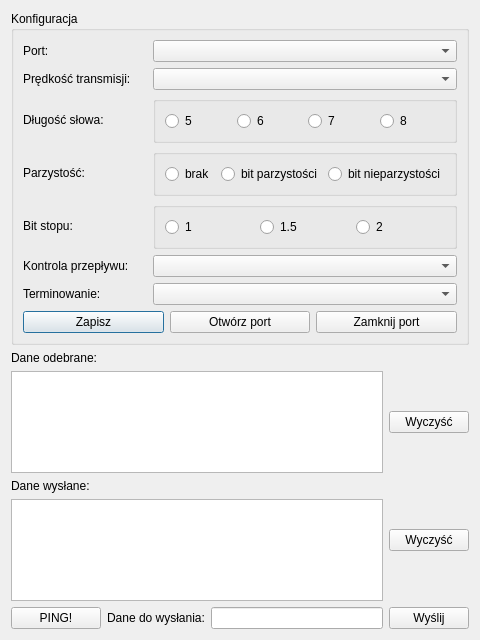
Above: ui/iwsk.ui from bzyx/IwSK-RS232 before the change. Below: the same form after it.
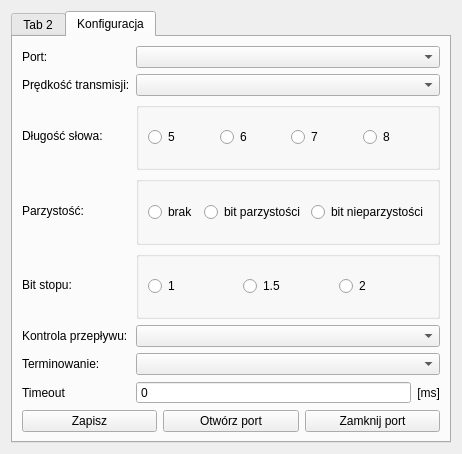
That is the form after the change.

Patch:
```diff
--- a/ui/iwsk.ui
+++ b/ui/iwsk.ui
@@ -6,8 +6,8 @@
    <rect>
     <x>0</x>
     <y>0</y>
-    <width>480</width>
-    <height>640</height>
+    <width>436</width>
+    <height>454</height>
    </rect>
   </property>
   <property name="contextMenuPolicy">
@@ -16,16 +16,95 @@
   <property name="windowTitle">
    <string>IwSK RS-232</string>
   </property>
-  <layout class="QVBoxLayout" name="verticalLayout">
-   <item>
-    <widget class="QGroupBox" name="groupBox">
-     <property name="title">
+  <layout class="QGridLayout" name="gridLayout_2">
+   <item row="0" column="0">
+    <widget class="QTabWidget" name="tabWidget">
+     <property name="currentIndex">
+      <number>1</number>
+     </property>
+     <widget class="QWidget" name="tab_2">
+      <attribute name="title">
+       <string>Tab 2</string>
+      </attribute>
+      <layout class="QGridLayout" name="gridLayout_4">
+       <item row="0" column="0">
+        <widget class="QLabel" name="label_8">
+         <property name="text">
+          <string>Dane odebrane: </string>
+         </property>
+         <property name="buddy">
+          <cstring>o_recived_plainTextEdit</cstring>
+         </property>
+        </widget>
+       </item>
+       <item row="1" column="0" colspan="3">
+        <widget class="QPlainTextEdit" name="o_recived_plainTextEdit">
+         <property name="enabled">
+          <bool>true</bool>
+         </property>
+         <property name="plainText">
+          <string/>
+         </property>
+        </widget>
+       </item>
+       <item row="2" column="0">
+        <widget class="QLabel" name="label_9">
+         <property name="text">
+          <string>Dane wysłane:</string>
+         </property>
+         <property name="buddy">
+          <cstring>o_send_plainTextEdit</cstring>
+         </property>
+        </widget>
+       </item>
+       <item row="3" column="0" colspan="3">
+        <widget class="QPlainTextEdit" name="o_send_plainTextEdit"/>
+       </item>
+       <item row="4" column="0">
+        <widget class="QPushButton" name="btn_pingFunction">
+         <property name="text">
+          <string>PING!</string>
+         </property>
+        </widget>
+       </item>
+       <item row="4" column="1">
+        <widget class="QLabel" name="label_10">
+         <property name="text">
+          <string>Dane do wysłania:</string>
+         </property>
+        </widget>
+       </item>
+       <item row="4" column="2">
+        <widget class="QLineEdit" name="lineEdit"/>
+       </item>
+       <item row="4" column="3">
+        <widget class="QPushButton" name="btn_send">
+         <property name="text">
+          <string>Wyślij</string>
+         </property>
+        </widget>
+       </item>
+       <item row="3" column="3">
+        <widget class="QPushButton" name="btn_clear_send">
+         <property name="text">
+          <string>Wyczyść</string>
+         </property>
+        </widget>
+       </item>
+       <item row="1" column="3">
+        <widget class="QPushButton" name="btn_clear_recived">
+         <property name="text">
+          <string>Wyczyść</string>
+         </property>
+        </widget>
+       </item>
+      </layout>
+     </widget>
+     <widget class="QWidget" name="tab">
+      <attribute name="title">
       <string>Konfiguracja</string>
-     </property>
-     <layout class="QGridLayout" name="gridLayout">
-      <item row="1" column="2">
-       <widget class="QComboBox" name="i_baudRate_comboBox"/>
-      </item>
+      </attribute>
+      <layout class="QGridLayout" name="gridLayout_3">
       <item row="0" column="0">
        <widget class="QLabel" name="label">
         <property name="text">
@@ -36,53 +115,8 @@
         </property>
        </widget>
       </item>
-      <item row="7" column="0" colspan="3">
-       <layout class="QHBoxLayout" name="horizontalLayout_4">
-        <item>
-         <widget class="QPushButton" name="btn_save">
-          <property name="text">
-           <string>Zapisz</string>
-          </property>
-         </widget>
-        </item>
-        <item>
-         <widget class="QPushButton" name="btn_open">
-          <property name="text">
-           <string>Otwórz port</string>
-          </property>
-         </widget>
-        </item>
-        <item>
-         <widget class="QPushButton" name="btn_close">
-          <property name="text">
-           <string>Zamknij port</string>
-          </property>
-         </widget>
-        </item>
-       </layout>
-      </item>
-      <item row="4" column="0">
-       <widget class="QLabel" name="label_5">
-        <property name="text">
-         <string>Bit stopu:</string>
-        </property>
-        <property name="buddy">
-         <cstring>i_stopBit1_radio</cstring>
-        </property>
-       </widget>
-      </item>
-      <item row="5" column="2">
-       <widget class="QComboBox" name="i_protocol_comboBox"/>
-      </item>
-      <item row="2" column="0">
-       <widget class="QLabel" name="label_3">
-        <property name="text">
-         <string>Długość słowa:</string>
-        </property>
-        <property name="buddy">
-         <cstring>i_word_5bits_radio</cstring>
-        </property>
-       </widget>
+       <item row="0" column="1" colspan="2">
+        <widget class="QComboBox" name="i_portName_comboBox"/>
       </item>
       <item row="1" column="0">
        <widget class="QLabel" name="label_2">
@@ -94,43 +128,20 @@
         </property>
        </widget>
       </item>
-      <item row="5" column="0">
-       <widget class="QLabel" name="label_6">
-        <property name="text">
-         <string>Kontrola przepływu:</string>
-        </property>
-        <property name="buddy">
-         <cstring>i_protocol_comboBox</cstring>
-        </property>
-       </widget>
-      </item>
-      <item row="6" column="2">
-       <widget class="QComboBox" name="i_terminator_comboBox"/>
-      </item>
-      <item row="6" column="0">
-       <widget class="QLabel" name="label_7">
+       <item row="1" column="1" colspan="2">
+        <widget class="QComboBox" name="i_baudRate_comboBox"/>
+       </item>
+       <item row="2" column="0">
+        <widget class="QLabel" name="label_3">
         <property name="text">
-         <string>Terminowanie:</string>
+          <string>Długość słowa:</string>
         </property>
         <property name="buddy">
          <cstring>i_terminator_comboBox</cstring>
         </property>
        </widget>
       </item>
-      <item row="3" column="0">
-       <widget class="QLabel" name="label_4">
-        <property name="text">
-         <string>Parzystość:</string>
-        </property>
-        <property name="buddy">
-         <cstring>i_parityNone_radio</cstring>
-        </property>
-       </widget>
-      </item>
-      <item row="0" column="2">
-       <widget class="QComboBox" name="i_portName_comboBox"/>
-      </item>
-      <item row="2" column="2">
+       <item row="2" column="1" colspan="2">
        <widget class="QGroupBox" name="groupBox_2">
         <property name="title">
          <string/>
@@ -177,7 +188,17 @@
         </layout>
        </widget>
       </item>
-      <item row="3" column="2">
+       <item row="3" column="0">
+        <widget class="QLabel" name="label_4">
+         <property name="text">
+          <string>Parzystość:</string>
+         </property>
+         <property name="buddy">
+          <cstring>i_parityNone_radio</cstring>
+         </property>
+        </widget>
+       </item>
+       <item row="3" column="1" colspan="2">
        <widget class="QGroupBox" name="groupBox_3">
         <property name="title">
          <string/>
@@ -211,7 +232,17 @@
         </layout>
        </widget>
       </item>
-      <item row="4" column="2">
+       <item row="4" column="0">
+        <widget class="QLabel" name="label_5">
+         <property name="text">
+          <string>Bit stopu:</string>
+         </property>
+         <property name="buddy">
+          <cstring>i_stopBit1_radio</cstring>
+         </property>
+        </widget>
+       </item>
+       <item row="4" column="1" colspan="2">
        <widget class="QGroupBox" name="groupBox_4">
         <property name="title">
          <string/>
@@ -245,83 +276,105 @@
         </layout>
        </widget>
       </item>
-     </layout>
-    </widget>
-   </item>
-   <item>
-    <layout class="QGridLayout" name="gridLayout_2">
-     <item row="4" column="2">
-      <widget class="QLineEdit" name="lineEdit"/>
-     </item>
-     <item row="4" column="1">
-      <widget class="QLabel" name="label_10">
+       <item row="5" column="0">
+        <widget class="QLabel" name="label_6">
+         <property name="text">
+          <string>Kontrola przepływu:</string>
+         </property>
+         <property name="buddy">
+          <cstring>i_protocol_comboBox</cstring>
+         </property>
+        </widget>
+       </item>
+       <item row="5" column="1" colspan="2">
+        <widget class="QComboBox" name="i_protocol_comboBox"/>
+       </item>
+       <item row="6" column="1" colspan="2">
+        <widget class="QComboBox" name="i_terminator_comboBox"/>
+       </item>
+       <item row="8" column="0" colspan="3">
+        <layout class="QHBoxLayout" name="horizontalLayout_4">
+         <item>
+          <widget class="QPushButton" name="btn_save">
+           <property name="text">
+            <string>Zapisz</string>
+           </property>
+          </widget>
+         </item>
+         <item>
+          <widget class="QPushButton" name="btn_open">
+           <property name="text">
+            <string>Otwórz port</string>
+           </property>
+          </widget>
+         </item>
+         <item>
+          <widget class="QPushButton" name="btn_close">
+           <property name="text">
+            <string>Zamknij port</string>
+           </property>
+          </widget>
+         </item>
+        </layout>
+       </item>
+       <item row="6" column="0">
+        <widget class="QLabel" name="label_7">
        <property name="text">
-        <string>Dane do wysłania:</string>
-       </property>
-      </widget>
-     </item>
-     <item row="4" column="3">
-      <widget class="QPushButton" name="btn_send">
+          <string>Terminowanie:</string>
+         </property>
+         <property name="buddy">
+          <cstring>i_terminator_comboBox</cstring>
+         </property>
+        </widget>
+       </item>
+       <item row="7" column="0">
+        <widget class="QLabel" name="label_11">
        <property name="text">
-        <string>Wyślij</string>
+          <string>Timeout</string>
        </property>
       </widget>
      </item>
-     <item row="1" column="0" colspan="3">
-      <widget class="QPlainTextEdit" name="o_recived_plainTextEdit">
-       <property name="enabled">
+       <item row="7" column="1">
+        <widget class="QSpinBox" name="spinBox">
+         <property name="wrapping">
+          <bool>false</bool>
+         </property>
+         <property name="frame">
         <bool>true</bool>
        </property>
-       <property name="plainText">
-        <string/>
-       </property>
-      </widget>
-     </item>
-     <item row="3" column="0" colspan="3">
-      <widget class="QPlainTextEdit" name="o_send_plainTextEdit"/>
-     </item>
-     <item row="2" column="0">
-      <widget class="QLabel" name="label_9">
-       <property name="text">
-        <string>Dane wysłane:</string>
-       </property>
-       <property name="buddy">
-        <cstring>o_send_plainTextEdit</cstring>
-       </property>
-      </widget>
-     </item>
-     <item row="1" column="3">
-      <widget class="QPushButton" name="btn_clear_recived">
-       <property name="text">
-        <string>Wyczyść</string>
+         <property name="readOnly">
+          <bool>false</bool>
+         </property>
+         <property name="buttonSymbols">
+          <enum>QAbstractSpinBox::NoButtons</enum>
+         </property>
+         <property name="maximum">
+          <number>999999</number>
+         </property>
+         <property name="singleStep">
+          <number>1</number>
        </property>
       </widget>
      </item>
-     <item row="0" column="0">
-      <widget class="QLabel" name="label_8">
-       <property name="text">
-        <string>Dane odebrane: </string>
-       </property>
-       <property name="buddy">
-        <cstring>o_recived_plainTextEdit</cstring>
-       </property>
-      </widget>
-     </item>
-     <item row="4" column="0">
-      <widget class="QPushButton" name="btn_pingFunction">
+       <item row="7" column="2">
+        <widget class="QLabel" name="label_12">
+         <property name="sizePolicy">
+          <sizepolicy hsizetype="Fixed" vsizetype="Preferred">
+           <horstretch>0</horstretch>
+           <verstretch>0</verstretch>
+          </sizepolicy>
+         </property>
        <property name="text">
-        <string>PING!</string>
-       </property>
-      </widget>
-     </item>
-     <item row="2" column="3" rowspan="2">
-      <widget class="QPushButton" name="btn_clear_send">
-       <property name="text">
-        <string>Wyczyść</string>
+          <string>[ms]</string>
+         </property>
+         <property name="alignment">
+          <set>Qt::AlignRight|Qt::AlignTrailing|Qt::AlignVCenter</set>
        </property>
       </widget>
      </item>
     </layout>
+     </widget>
+    </widget>
    </item>
   </layout>
  </widget>
```
Left out of the diff: 2 changed lines with no effect on the pictures. Lines whose indentation alone changed are shown as unchanged.
